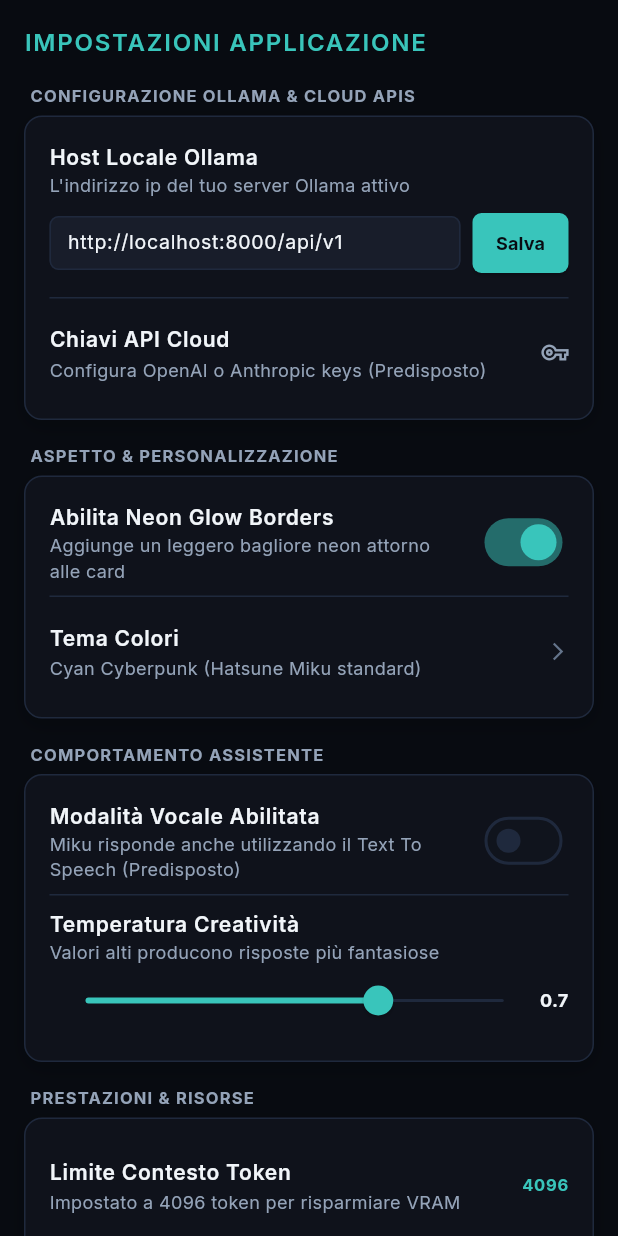
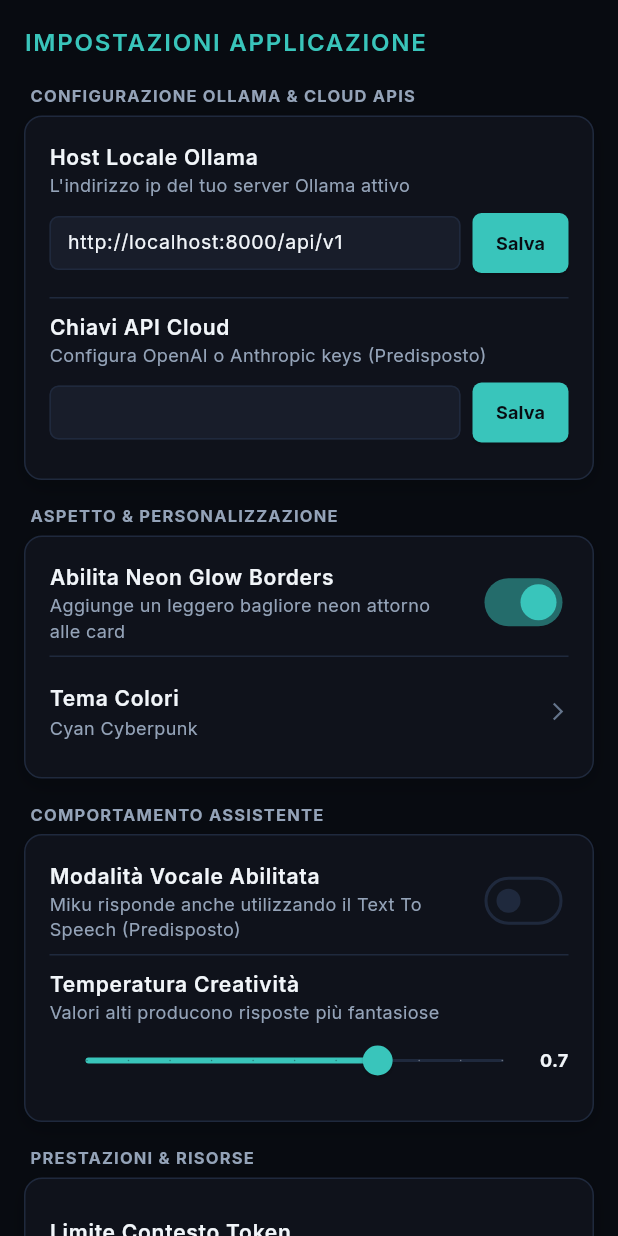
Before and after one commit to biagio-scaglia/hatsune-assistant, a Flutter app: the SettingsScreen screen opened directly with empty values, on a phone screen of 412 x 824 dp. Run offline on Flutter 3.47's test engine with Material 3 defaults, Android fonts, the phone set to English and light mode, and no system bars; our stand-ins replace google_fonts; missing offline and left inert: model_viewer_plus; network calls fail.

Commit message:
feat(frontend): make settings functional and remove unused buttons from chat input

```diff
--- a/lib/core/state/assistant_state.dart
+++ b/lib/core/state/assistant_state.dart
@@ -23,6 +23,15 @@ class AssistantState extends ChangeNotifier {
   bool _isConnected = false;
   bool _isLoadingModels = false;
   Timer? _victoryTimer;
+
+  // Variabili delle impostazioni
+  bool _voiceModeEnabled = false;
+  double _temperature = 0.7;
+  bool _neonGlowEnabled = true;
+  bool _gpuOffloading = true;
+  int _tokenContextLimit = 4096;
+  String _cloudApiKey = "";
+  String _colorTheme = "Cyan Cyberpunk";
 
   // I modelli cloud standard impostati dall'utente
   final List<ModelInfo> _cloudModels = const [
@@ -85,12 +94,54 @@ class AssistantState extends ChangeNotifier {
   bool get isConnected => _isConnected;
   bool get isLoadingModels => _isLoadingModels;
   String get ollamaUrl => _ollamaService.baseUrl;
+  bool get voiceModeEnabled => _voiceModeEnabled;
+  double get temperature => _temperature;
+  bool get neonGlowEnabled => _neonGlowEnabled;
+  bool get gpuOffloading => _gpuOffloading;
+  int get tokenContextLimit => _tokenContextLimit;
+  String get cloudApiKey => _cloudApiKey;
+  String get colorTheme => _colorTheme;
 
   /// Aggiorna l'URL dell'host Ollama e ricarica i modelli locali.
   void setOllamaUrl(String url) {
     _ollamaService.baseUrl = url;
     notifyListeners();
     refreshModels();
+  }
+
+  void setVoiceModeEnabled(bool value) {
+    _voiceModeEnabled = value;
+    notifyListeners();
+  }
+
+  void setTemperature(double value) {
+    _temperature = value;
+    notifyListeners();
+  }
+
+  void setNeonGlowEnabled(bool value) {
+    _neonGlowEnabled = value;
+    notifyListeners();
+  }
+
+  void setGpuOffloading(bool value) {
+    _gpuOffloading = value;
+    notifyListeners();
+  }
+
+  void setTokenContextLimit(int value) {
+    _tokenContextLimit = value;
+    notifyListeners();
+  }
+
+  void setCloudApiKey(String value) {
+    _cloudApiKey = value;
+    notifyListeners();
+  }
+
+  void setColorTheme(String value) {
+    _colorTheme = value;
+    notifyListeners();
   }
 
   /// Imposta il modello attivo per la chat.
--- a/lib/features/settings/presentation/screens/settings_screen.dart
+++ b/lib/features/settings/presentation/screens/settings_screen.dart
@@ -18,16 +18,27 @@ class SettingsScreen extends StatefulWidget {
 
 class _SettingsScreenState extends State<SettingsScreen> {
   late TextEditingController _hostController;
+  late TextEditingController _apiKeyController;
 
   @override
   void initState() {
     super.initState();
     _hostController = TextEditingController(text: widget.state.ollamaUrl);
+    _apiKeyController = TextEditingController(text: widget.state.cloudApiKey);
+    widget.state.addListener(_onStateChanged);
+  }
+
+  void _onStateChanged() {
+    if (mounted) {
+      setState(() {});
+    }
   }
 
   @override
   void dispose() {
+    widget.state.removeListener(_onStateChanged);
     _hostController.dispose();
+    _apiKeyController.dispose();
     super.dispose();
   }
 
@@ -42,6 +53,17 @@ class _SettingsScreenState extends State<SettingsScreen> {
         ),
       );
     }
+  }
+
+  void _saveApiKey() {
+    final key = _apiKeyController.text.trim();
+    widget.state.setCloudApiKey(key);
+    ScaffoldMessenger.of(context).showSnackBar(
+      SnackBar(
+        content: const Text('Chiave API Cloud salvata con successo'),
+        backgroundColor: AppColors.primary,
+      ),
+    );
   }
 
   @override
@@ -116,64 +138,132 @@ class _SettingsScreenState extends State<SettingsScreen> {
                     ],
                   ),
                 ),
-                const _SettingsTile(
-                  title: 'Chiavi API Cloud',
-                  subtitle: 'Configura OpenAI o Anthropic keys (Predisposto)',
-                  trailing: Icon(Icons.vpn_key_outlined, size: 18, color: AppColors.textSecondary),
+                ListTile(
+                  contentPadding: EdgeInsets.zero,
+                  title: const Text('Chiavi API Cloud', style: TextStyle(color: AppColors.textPrimary, fontSize: 14, fontWeight: FontWeight.w600)),
+                  subtitle: Column(
+                    crossAxisAlignment: CrossAxisAlignment.start,
+                    children: [
+                      const Text('Configura OpenAI o Anthropic keys (Predisposto)', style: TextStyle(color: AppColors.textSecondary, fontSize: 12)),
+                      const SizedBox(height: 6),
+                      Row(
+                        children: [
+                          Expanded(
+                            child: SizedBox(
+                              height: 36,
+                              child: TextFormField(
+                                controller: _apiKeyController,
+                                obscureText: true,
+                                decoration: InputDecoration(
+                                  filled: true,
+                                  fillColor: AppColors.surfaceElevated,
+                                  contentPadding: const EdgeInsets.symmetric(horizontal: AppSpacing.sm, vertical: 0),
+                                  enabledBorder: OutlineInputBorder(
+                                    borderRadius: AppRadius.borderRadiusSm,
+                                    borderSide: const BorderSide(color: AppColors.border),
+                                  ),
+                                  focusedBorder: OutlineInputBorder(
+                                    borderRadius: AppRadius.borderRadiusSm,
+                                    borderSide: const BorderSide(color: AppColors.primary),
+                                  ),
+                                ),
+                                style: const TextStyle(color: AppColors.textPrimary, fontSize: 13),
+                              ),
+                            ),
+                          ),
+                          const SizedBox(width: AppSpacing.sm),
+                          ElevatedButton(
+                            style: ElevatedButton.styleFrom(
+                              backgroundColor: AppColors.primary,
+                              foregroundColor: AppColors.background,
+                              shape: RoundedRectangleBorder(
+                                borderRadius: AppRadius.borderRadiusSm,
+                              ),
+                              padding: const EdgeInsets.symmetric(horizontal: 12, vertical: 8),
+                            ),
+                            onPressed: _saveApiKey,
+                            child: const Text('Salva', style: TextStyle(fontSize: 12, fontWeight: FontWeight.bold)),
+                          ),
+                        ],
+                      ),
+                      const SizedBox(height: 4),
+                    ],
+                  ),
                 ),
               ],
             ),
             const SizedBox(height: AppSpacing.md),
 
             // Sezione Appearance
-            const _SettingsSection(
+            _SettingsSection(
               title: 'Aspetto & Personalizzazione',
               children: [
                 _SettingsTileSwitch(
                   title: 'Abilita Neon Glow Borders',
                   subtitle: 'Aggiunge un leggero bagliore neon attorno alle card',
-                  value: true,
+                  value: widget.state.neonGlowEnabled,
+                  onChanged: (val) => widget.state.setNeonGlowEnabled(val),
                 ),
-                _SettingsTile(
-                  title: 'Tema Colori',
-                  subtitle: 'Cyan Cyberpunk (Hatsune Miku standard)',
-                  trailing: Icon(Icons.arrow_forward_ios, size: 14, color: AppColors.textMuted),
+                ListTile(
+                  contentPadding: EdgeInsets.zero,
+                  title: const Text('Tema Colori', style: TextStyle(color: AppColors.textPrimary, fontSize: 14, fontWeight: FontWeight.w600)),
+                  subtitle: Text(widget.state.colorTheme, style: const TextStyle(color: AppColors.textSecondary, fontSize: 12)),
+                  trailing: const Icon(Icons.arrow_forward_ios, size: 14, color: AppColors.textMuted),
+                  onTap: () {
+                    final nextTheme = widget.state.colorTheme == "Cyan Cyberpunk"
+                        ? "Pink Cyberpunk"
+                        : "Cyan Cyberpunk";
+                    widget.state.setColorTheme(nextTheme);
+                  },
                 ),
               ],
             ),
             const SizedBox(height: AppSpacing.md),
 
             // Sezione Assistant Behavior
-            const _SettingsSection(
+            _SettingsSection(
               title: 'Comportamento Assistente',
               children: [
                 _SettingsTileSwitch(
                   title: 'Modalità Vocale Abilitata',
                   subtitle: 'Miku risponde anche utilizzando il Text To Speech (Predisposto)',
-                  value: false,
+                  value: widget.state.voiceModeEnabled,
+                  onChanged: (val) => widget.state.setVoiceModeEnabled(val),
                 ),
                 _SettingsTileSlider(
                   title: 'Temperatura Creatività',
                   subtitle: 'Valori alti producono risposte più fantasiose',
-                  value: 0.7,
+                  value: widget.state.temperature,
+                  onChanged: (val) => widget.state.setTemperature(val),
                 ),
               ],
             ),
             const SizedBox(height: AppSpacing.md),
 
             // Sezione Performance
-            const _SettingsSection(
+            _SettingsSection(
               title: 'Prestazioni & Risorse',
               children: [
-                _SettingsTile(
-                  title: 'Limite Contesto Token',
-                  subtitle: 'Impostato a 4096 token per risparmiare VRAM',
-                  trailing: Text('4096', style: TextStyle(color: AppColors.primary, fontWeight: FontWeight.bold)),
+                ListTile(
+                  contentPadding: EdgeInsets.zero,
+                  title: const Text('Limite Contesto Token', style: TextStyle(color: AppColors.textPrimary, fontSize: 14, fontWeight: FontWeight.w600)),
+                  subtitle: const Text('Impostato per risparmiare VRAM del server', style: TextStyle(color: AppColors.textSecondary, fontSize: 12)),
+                  trailing: Text(
+                    widget.state.tokenContextLimit.toString(),
+                    style: const TextStyle(color: AppColors.primary, fontWeight: FontWeight.bold),
+                  ),
+                  onTap: () {
+                    final nextLimit = widget.state.tokenContextLimit == 4096
+                        ? 8192
+                        : (widget.state.tokenContextLimit == 8192 ? 2048 : 4096);
+                    widget.state.setTokenContextLimit(nextLimit);
+                  },
                 ),
                 _SettingsTileSwitch(
                   title: 'GPU Offloading locale',
                   subtitle: 'Utilizza l\'accelerazione grafica locale se disponibile',
-                  value: true,
+                  value: widget.state.gpuOffloading,
+                  onChanged: (val) => widget.state.setGpuOffloading(val),
                 ),
               ],
             ),
@@ -254,37 +344,17 @@ class _SettingsSection extends StatelessWidget {
   }
 }
 
-class _SettingsTile extends StatelessWidget {
-  final String title;
-  final String subtitle;
-  final Widget? trailing;
-
-  const _SettingsTile({
-    required this.title,
-    required this.subtitle,
-    this.trailing,
-  });
-
-  @override
-  Widget build(BuildContext context) {
-    return ListTile(
-      contentPadding: EdgeInsets.zero,
-      title: Text(title, style: const TextStyle(color: AppColors.textPrimary, fontSize: 14, fontWeight: FontWeight.w600)),
-      subtitle: Text(subtitle, style: const TextStyle(color: AppColors.textSecondary, fontSize: 12)),
-      trailing: trailing,
-    );
-  }
-}
-
 class _SettingsTileSwitch extends StatelessWidget {
   final String title;
   final String subtitle;
   final bool value;
+  final ValueChanged<bool>? onChanged;
 
   const _SettingsTileSwitch({
     required this.title,
     required this.subtitle,
     required this.value,
+    this.onChanged,
   });
 
   @override
@@ -294,7 +364,7 @@ class _SettingsTileSwitch extends StatelessWidget {
       title: Text(title, style: const TextStyle(color: AppColors.textPrimary, fontSize: 14, fontWeight: FontWeight.w600)),
       subtitle: Text(subtitle, style: const TextStyle(color: AppColors.textSecondary, fontSize: 12)),
       value: value,
-      onChanged: (_) {},
+      onChanged: onChanged,
       activeThumbColor: AppColors.primary,
     );
   }
@@ -304,11 +374,13 @@ class _SettingsTileSlider extends StatelessWidget {
   final String title;
   final String subtitle;
   final double value;
+  final ValueChanged<double>? onChanged;
 
   const _SettingsTileSlider({
     required this.title,
     required this.subtitle,
     required this.value,
+    this.onChanged,
   });
 
   @override
@@ -332,12 +404,15 @@ class _SettingsTileSlider extends StatelessWidget {
                   ),
                   child: Slider(
                     value: value,
-                    onChanged: (_) {},
+                    min: 0.0,
+                    max: 1.0,
+                    divisions: 10,
+                    onChanged: onChanged,
                   ),
                 ),
               ),
               Text(
-                value.toString(),
+                value.toStringAsFixed(1),
                 style: const TextStyle(color: AppColors.textPrimary, fontWeight: FontWeight.bold, fontSize: 12),
               ),
             ],
```
Also changed, not shown: lib/features/chat/presentation/widgets/chat_input_bar.dart (+0 -10 lines).
